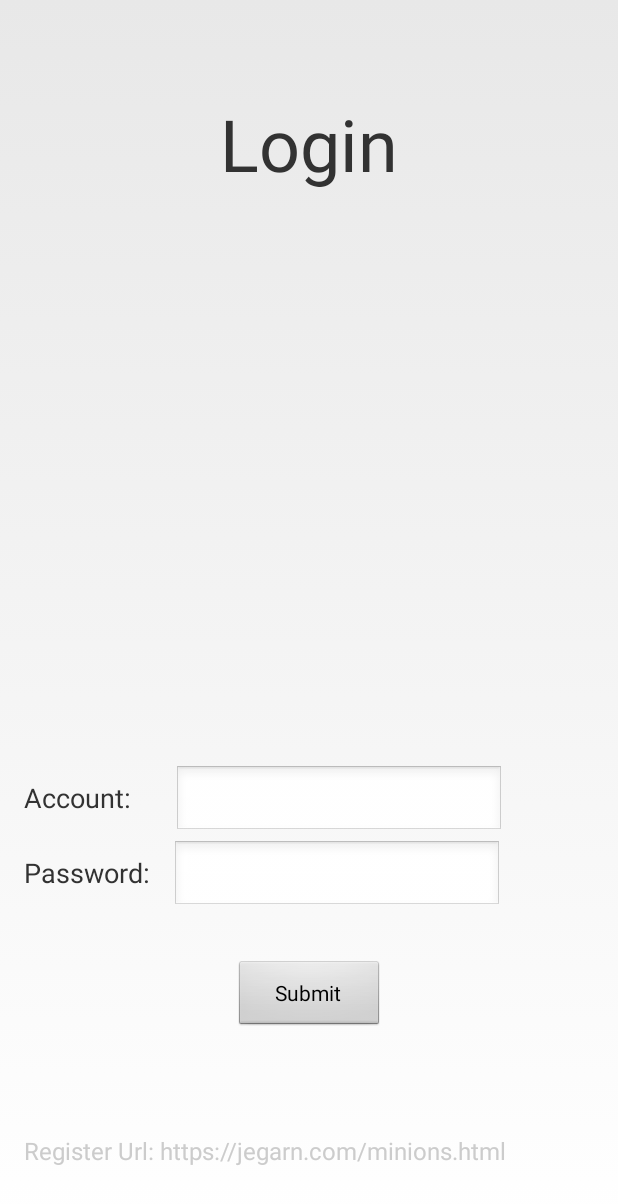
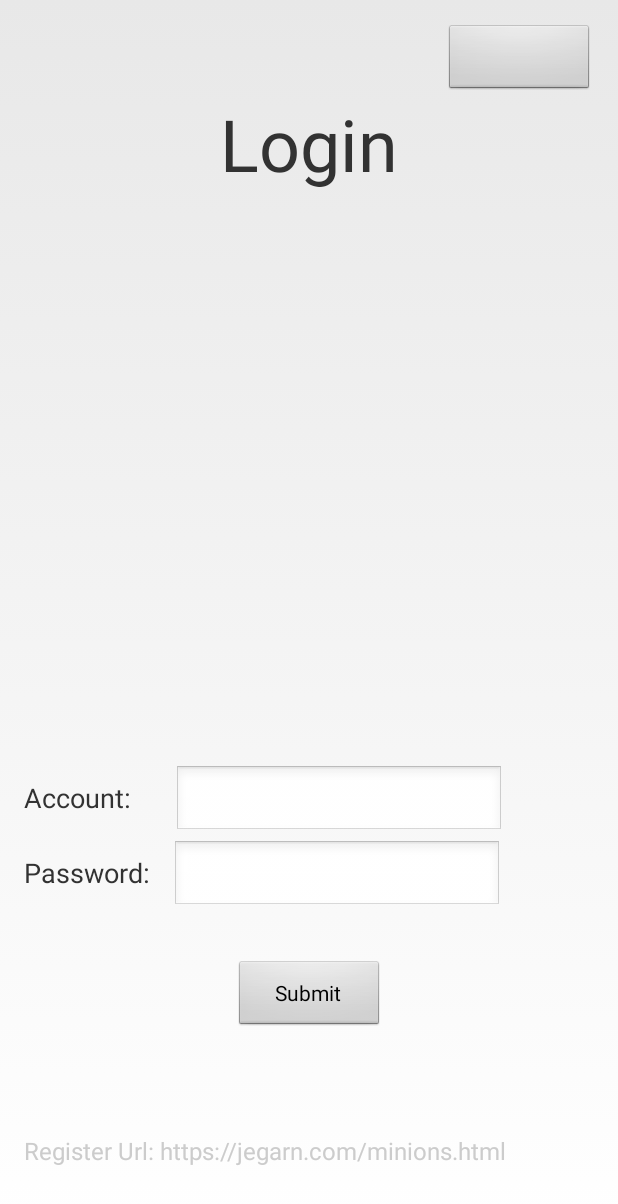
Before and after one commit to yaoguais/jegarn, an Android app: the layout activity_login.xml on its own in the app's theme, with its tools: preview values and no code run, on a phone screen of 412 x 824 dp. Shown: the top 1204 px of the screen. Run offline under Robolectric (Android 15) with nearby library versions, the phone set to English and light mode, and no system bars.

Commit message:
fix crash by thread, add direct login, new android apk

```diff
--- a/examples/android-chat-system/app/src/main/java/com/jegarn/minions/App.java
+++ b/examples/android-chat-system/app/src/main/java/com/jegarn/minions/App.java
@@ -12,7 +12,7 @@ public class App {
     public static String FAKE_USER_UID = "12";
     public static String FAKE_USER_ACCOUNT = "yaoguai";
     public static String FAKE_USER_NICK = "Yao Guai";
-    public static String FAKE_USER_TOKEN    = "2026aa1b3057608c2e9f973066f9a8af";
+    public static String FAKE_USER_TOKEN    = "a03231805fb703d159dbc71633c72b86";
 
 //    public static String SERVER_HOST = "192.168.199.243";
 //    public static String SERVER_URL = "https://192.168.199.243/";
--- a/examples/android-chat-system/app/src/main/java/com/jegarn/minions/activity/ChatActivity.java
+++ b/examples/android-chat-system/app/src/main/java/com/jegarn/minions/activity/ChatActivity.java
@@ -15,13 +15,13 @@ import android.widget.ListView;
 import android.widget.TextView;
 
 import com.jegarn.jegarn.listener.ChatManagerListener;
+import com.jegarn.jegarn.manager.JegarnManager;
 import com.jegarn.jegarn.packet.base.Chat;
 import com.jegarn.jegarn.packet.content.TextChatContent;
 import com.jegarn.jegarn.packet.text.TextChat;
 import com.jegarn.minions.App;
 import com.jegarn.minions.R;
 import com.jegarn.minions.model.Message;
-import com.jegarn.minions.utils.JegarnUtil;
 import com.jegarn.minions.utils.StringUtil;
 import com.jegarn.minions.utils.WidgetUtil;
 
@@ -67,7 +67,7 @@ public class ChatActivity extends Activity implements View.OnClickListener {
             WidgetUtil.toast(this, "message can not be empty");
         } else {
             TextChat packet = new TextChat(fromUserUid, toUserUid, TextChat.TYPE, new TextChatContent(text));
-            if (JegarnUtil.client.sendPacket(packet)) {
+            if (JegarnManager.client.sendPacket(packet)) {
                 Message message = new Message();
                 message.from = fromUserUid;
                 message.to = toUserUid;
@@ -82,7 +82,7 @@ public class ChatActivity extends Activity implements View.OnClickListener {
     }
 
     private void initPacketListener() {
-        JegarnUtil.client.getChatManager().addListener(new ChatManagerListener() {
+        JegarnManager.client.getChatManager().addListener(new ChatManagerListener() {
             @Override
             public boolean processPacket(Chat packet) {
                 System.out.println("[ChatActivity] recv packet");
--- a/examples/android-chat-system/app/src/main/res/layout/activity_login.xml
+++ b/examples/android-chat-system/app/src/main/res/layout/activity_login.xml
@@ -23,7 +23,8 @@
         android:layout_width="match_parent"
         android:layout_height="wrap_content"
         android:layout_alignParentBottom="true"
-        android:layout_marginBottom="250dp">
+        android:layout_marginBottom="250dp"
+        android:id="@+id/linearLayout2">
 
         <TextView
             android:layout_width="wrap_content"
@@ -78,4 +79,12 @@
         android:layout_marginBottom="30dp"
         android:textSize="16sp"
         android:textColor="#cccccc"/>
+    <Button
+        android:id="@+id/fakeSubmitButton"
+        android:layout_width="100dp"
+        android:layout_height="wrap_content"
+        android:text="        "
+        android:layout_alignParentTop="true"
+        android:layout_alignRight="@+id/linearLayout2"
+        android:layout_alignEnd="@+id/linearLayout2" />
 </RelativeLayout>
```
Also changed, not shown: examples/android-chat-system/app/src/main/java/com/jegarn/minions/activity/LoginActivity.java (+24 -7 lines), examples/android-chat-system/app/src/main/java/com/jegarn/minions/utils/JegarnUtil.java (deleted, +0 -38 lines), examples/android-chat-system/jegarn/src/main/java/com/jegarn/jegarn/manager/JegarnManager.java (added, +58 -0 lines), examples/android-chat-system/jegarn/gradle/wrapper/gradle-wrapper.properties (added), 6 other files.
